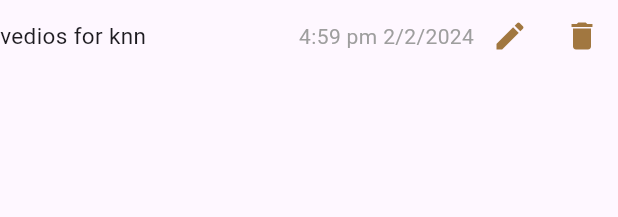
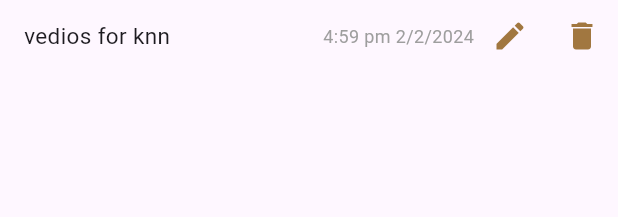
Before and after one commit to HeshamAbedelatty/Gp_Frontend, a Flutter app: what taskItem() shows on an empty page, opened directly, on a phone screen of 412 x 824 dp. Shown: the top 217 px of the screen. Run offline on Flutter 3.47's test engine with Material 3 defaults, Android fonts, the phone set to English and light mode, and no system bars; our stand-ins replace form_field_validator.

Commit message:
alteration in ToDoLlist and ListViewforTasks

```diff
--- a/sa3teen_gd/lib/widgets/constants.dart
+++ b/sa3teen_gd/lib/widgets/constants.dart
@@ -1,9 +1,9 @@
 import 'package:flutter/material.dart';
 import 'package:sa3teen_gd/widgets/UserModel.dart';
 
-Color KPrimaryColour=Color.fromARGB(255, 248, 247, 242);
-Color KPrimaryColourGreen=Color(0xFF3C8243);
-Color KPrimaryColourBrown =Color(0xFFA17740);
+Color KPrimaryColour = Color.fromARGB(255, 248, 247, 242);
+Color KPrimaryColourGreen = Color(0xFF3C8243);
+Color KPrimaryColourBrown = Color(0xFFA17740);
 
 TextEditingController firstNameController = TextEditingController();
 TextEditingController lastNameController = TextEditingController();
--- a/sa3teen_gd/lib/widgets/taskItems.dart
+++ b/sa3teen_gd/lib/widgets/taskItems.dart
@@ -5,25 +5,40 @@ class taskItem extends StatelessWidget {
   const taskItem({super.key});
   @override
   Widget build(BuildContext context) {
-    return Row(
+    return Container(
+        padding: EdgeInsets.only(left: 16),
+        child: Row(
           children: [
-        Text("vedios for knn",style: TextStyle(fontSize: 15),),
-        Spacer(),
-        Text("4:59 pm 2/2/2024",style: TextStyle(color: Colors.grey),),
-        IconButton(onPressed: (){}, icon:  Icon(
+            const Text(
+              "vedios for knn",
+              style: TextStyle(fontSize: 15),
+            ),
+            const Spacer(),
+            const Text(
+              "4:59 pm 2/2/2024",
+              style: TextStyle(color: Colors.grey, fontSize: 12),
+            ),
+            Padding(
+              padding: EdgeInsets.all(0.0), // Set padding to zero
+              child: IconButton(
+                onPressed: () {},
+                icon: Icon(
                   Icons.edit,
                   color: KPrimaryColourBrown,
                 ),
               ),
-  IconButton(onPressed: (){}, icon:  Icon(
+            ),
+            Padding(
+              padding: EdgeInsets.all(0.0), // Set padding to zero
+              child: IconButton(
+                onPressed: () {},
+                icon: Icon(
                   Icons.delete,
                   color: KPrimaryColourBrown,
                 ),
               ),
-
-
-
+            ),
           ],
-    );
+        ));
   }
 }
```
Also changed, not shown: sa3teen_gd/lib/Pages/toDoListPage.dart (+8 -15 lines), sa3teen_gd/lib/widgets/ListViewforTasks.dart (added, +43 -0 lines), sa3teen_gd/lib/widgets/customAppBar.dart (+15 -11 lines). Lines whose indentation alone changed are shown as unchanged.
